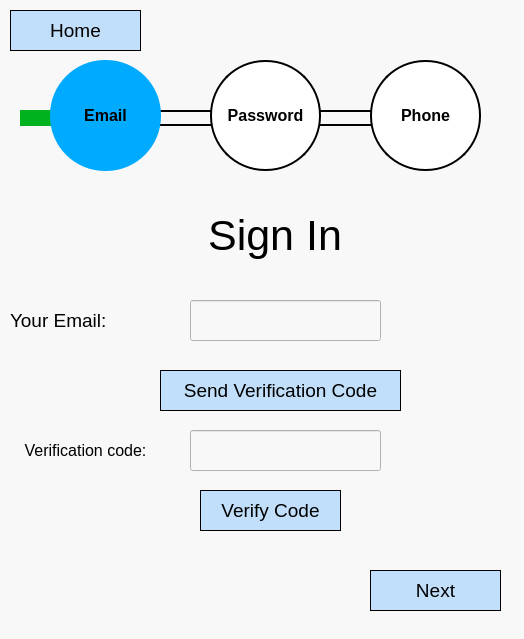
Qt form UI_Files/Email Sign In.ui (StegoMailo/Desktop-App) before a commit.
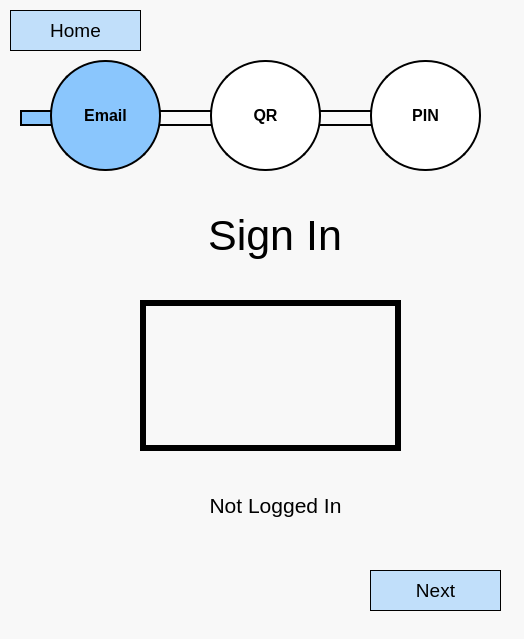
The same form after that commit. Icons and pictures are not drawn.

The edit to the form file:
```diff
--- a/UI_Files/Email Sign In.ui
+++ b/UI_Files/Email Sign In.ui
@@ -16,70 +16,6 @@
   <property name="styleSheet">
    <string notr="true">background-color: rgb(248, 248, 248);</string>
   </property>
-  <widget class="QLabel" name="txtSignInEmail">
-   <property name="geometry">
-    <rect>
-     <x>10</x>
-     <y>300</y>
-     <width>121</width>
-     <height>41</height>
-    </rect>
-   </property>
-   <property name="font">
-    <font>
-     <pointsize>14</pointsize>
-    </font>
-   </property>
-   <property name="text">
-    <string>Your Email:</string>
-   </property>
-  </widget>
-  <widget class="QLineEdit" name="tfEmail">
-   <property name="geometry">
-    <rect>
-     <x>190</x>
-     <y>300</y>
-     <width>191</width>
-     <height>41</height>
-    </rect>
-   </property>
-   <property name="styleSheet">
-    <string notr="true">background-color: rgb(198, 198, 198);
-background-color: rgb(248, 248, 248);</string>
-   </property>
-   <property name="text">
-    <string/>
-   </property>
-  </widget>
-  <widget class="QLabel" name="txtSignInEmailVerification">
-   <property name="geometry">
-    <rect>
-     <x>0</x>
-     <y>430</y>
-     <width>171</width>
-     <height>41</height>
-    </rect>
-   </property>
-   <property name="text">
-    <string>&lt;html&gt;&lt;head/&gt;&lt;body&gt;&lt;p align=&quot;center&quot;&gt;&lt;span style=&quot; font-size:12pt; color:#000000;&quot;&gt;Verification code:&lt;/span&gt;&lt;/p&gt;&lt;/body&gt;&lt;/html&gt;</string>
-   </property>
-  </widget>
-  <widget class="QLineEdit" name="tfVerificationCode">
-   <property name="geometry">
-    <rect>
-     <x>190</x>
-     <y>430</y>
-     <width>191</width>
-     <height>41</height>
-    </rect>
-   </property>
-   <property name="styleSheet">
-    <string notr="true">background-color: rgb(248, 248, 248);</string>
-   </property>
-   <property name="text">
-    <string/>
-   </property>
-  </widget>
   <widget class="QPushButton" name="btnNext">
    <property name="enabled">
     <bool>true</bool>
@@ -132,28 +68,6 @@
     <set>Qt::AlignCenter</set>
    </property>
   </widget>
-  <widget class="QPushButton" name="btnSendCode">
-   <property name="geometry">
-    <rect>
-     <x>160</x>
-     <y>370</y>
-     <width>241</width>
-     <height>41</height>
-    </rect>
-   </property>
-   <property name="font">
-    <font>
-     <pointsize>14</pointsize>
-    </font>
-   </property>
-   <property name="styleSheet">
-    <string notr="true">background-color: rgb(138, 198, 253,0.5);
-border: 0.5px solid #000000;</string>
-   </property>
-   <property name="text">
-    <string>Send Verification Code</string>
-   </property>
-  </widget>
   <widget class="QLabel" name="progessEmail">
    <property name="geometry">
     <rect>
@@ -173,8 +87,11 @@
    <property name="styleSheet">
     <string notr="true">  height: 50px;
   width: 50px;
-  background-color: rgb(0, 170, 255);
-  border-radius: 55%;</string>
+
+  border-radius: 55%;
+
+border: 2px solid black;
+background-color: rgba(138, 198, 253,1);</string>
    </property>
    <property name="text">
     <string>Email</string>
@@ -207,7 +124,7 @@
   border-radius: 55%;</string>
    </property>
    <property name="text">
-    <string>Password</string>
+    <string>QR</string>
    </property>
    <property name="alignment">
     <set>Qt::AlignCenter</set>
@@ -237,7 +154,7 @@
   border-radius: 55%;</string>
    </property>
    <property name="text">
-    <string>Phone</string>
+    <string>PIN</string>
    </property>
    <property name="alignment">
     <set>Qt::AlignCenter</set>
@@ -294,38 +211,13 @@
     </rect>
    </property>
    <property name="styleSheet">
-    <string notr="true">
-background-color: rgb(0, 179, 30);</string>
+    <string notr="true">border: 2px solid black;
+background-color: rgba(138, 198, 253,1);</string>
    </property>
    <property name="text">
     <string/>
    </property>
   </widget>
-  <widget class="QPushButton" name="btnVerify">
-   <property name="enabled">
-    <bool>true</bool>
-   </property>
-   <property name="geometry">
-    <rect>
-     <x>200</x>
-     <y>490</y>
-     <width>141</width>
-     <height>41</height>
-    </rect>
-   </property>
-   <property name="font">
-    <font>
-     <pointsize>14</pointsize>
-    </font>
-   </property>
-   <property name="styleSheet">
-    <string notr="true">border: 0.5px solid #000000;
-background-color: rgba(138, 198, 253,0.5);</string>
-   </property>
-   <property name="text">
-    <string>Verify Code</string>
-   </property>
-  </widget>
   <widget class="QPushButton" name="btnHome">
    <property name="enabled">
     <bool>true</bool>
@@ -351,6 +243,83 @@
     <string>Home</string>
    </property>
   </widget>
+  <widget class="QPushButton" name="btnGmail">
+   <property name="geometry">
+    <rect>
+     <x>140</x>
+     <y>300</y>
+     <width>261</width>
+     <height>151</height>
+    </rect>
+   </property>
+   <property name="font">
+    <font>
+     <pointsize>32</pointsize>
+    </font>
+   </property>
+   <property name="autoFillBackground">
+    <bool>false</bool>
+   </property>
+   <property name="styleSheet">
+    <string notr="true">
+QPushButton#btnGmail::hover
+{
+border: 6px solid rgba(138, 198, 253,1);;
+}
+
+QPushButton#btnGmail{
+
+
+
+border: 6px solid rgb(0,0,0);
+
+}</string>
+   </property>
+   <property name="text">
+    <string/>
+   </property>
+   <property name="icon">
+    <iconset>
+     <normalon>:/newPrefix/Gmail Logo.jpg</normalon>
+    </iconset>
+   </property>
+   <property name="iconSize">
+    <size>
+     <width>250</width>
+     <height>200</height>
+    </size>
+   </property>
+   <property name="autoDefault">
+    <bool>true</bool>
+   </property>
+   <property name="default">
+    <bool>false</bool>
+   </property>
+   <property name="flat">
+    <bool>false</bool>
+   </property>
+  </widget>
+  <widget class="QLabel" name="txtLoggedEmail">
+   <property name="geometry">
+    <rect>
+     <x>120</x>
+     <y>460</y>
+     <width>311</width>
+     <height>91</height>
+    </rect>
+   </property>
+   <property name="font">
+    <font>
+     <pointsize>16</pointsize>
+    </font>
+   </property>
+   <property name="text">
+    <string>Not Logged In</string>
+   </property>
+   <property name="alignment">
+    <set>Qt::AlignCenter</set>
+   </property>
+  </widget>
   <zorder>Entry</zorder>
   <zorder>PasswordToPhone</zorder>
   <zorder>EmailToPassword</zorder>
```
Left out of the diff: 12 changed lines with no effect on the pictures.
